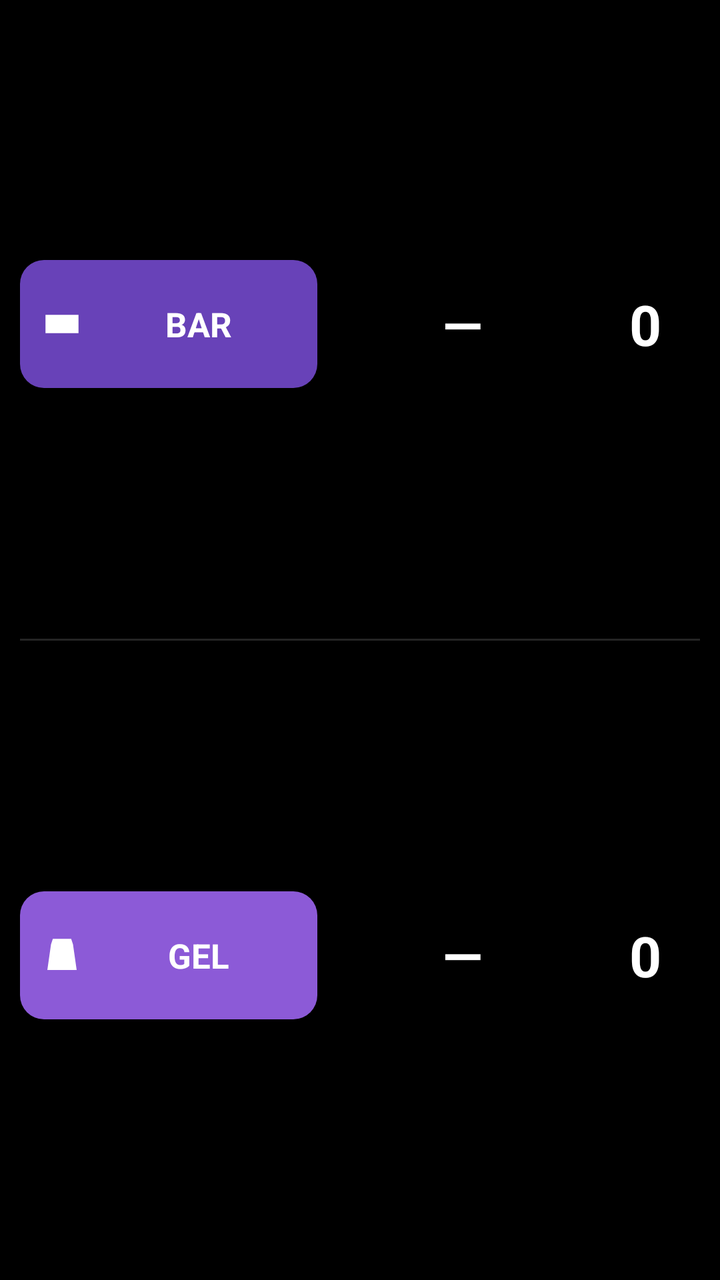
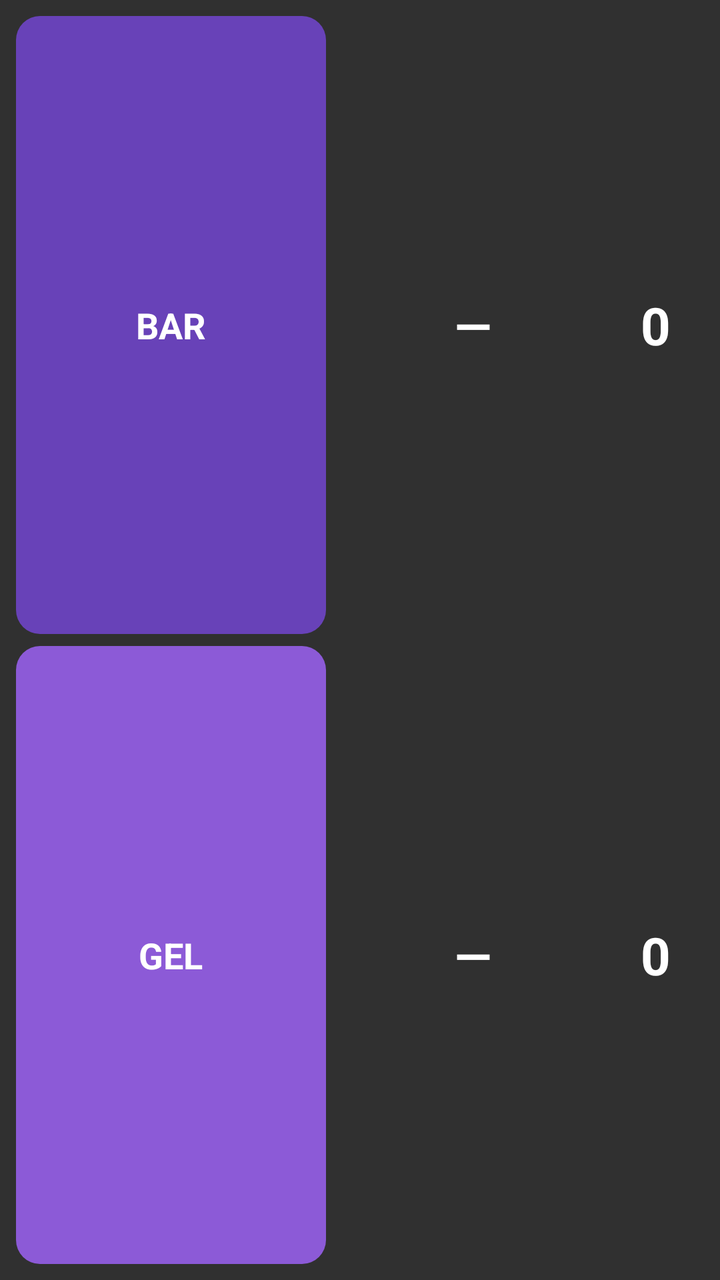

Two renders of the same Android screen: before a commit and after it. Below are the layout's source before the change and the commit's diff.
<!-- AndroidManifest.xml: application theme android:Theme.Material.NoActionBar -->
<!-- res/layout/fuel_timer_field.xml -->
<?xml version="1.0" encoding="utf-8"?>
<LinearLayout xmlns:android="http://schemas.android.com/apk/res/android"
    android:id="@+id/fuel_root"
    android:layout_width="match_parent"
    android:layout_height="match_parent"
    android:orientation="vertical"
    android:background="#FF000000"
    android:padding="10dp">

    <LinearLayout
        android:layout_width="match_parent"
        android:layout_height="0dp"
        android:layout_weight="1"
        android:orientation="horizontal"
        android:gravity="center_vertical">

        <TextView
            android:id="@+id/btn_bar"
            android:layout_width="0dp"
            android:layout_height="64dp"
            android:layout_weight="1.15"
            android:layout_marginEnd="8dp"
            android:background="@drawable/fuel_button_bar_bg"
            android:drawableStart="@drawable/ic_bar"
            android:drawablePadding="8dp"
            android:gravity="center"
            android:paddingStart="10dp"
            android:paddingEnd="10dp"
            android:text="BAR"
            android:textColor="#FFFFFFFF"
            android:textSize="17sp"
            android:textStyle="bold" />

        <TextView
            android:id="@+id/bar_time"
            android:layout_width="0dp"
            android:layout_height="match_parent"
            android:layout_weight="1"
            android:gravity="center"
            android:text="—"
            android:textColor="#FFFFFFFF"
            android:textSize="26sp"
            android:textStyle="bold" />

        <TextView
            android:id="@+id/bar_count"
            android:layout_width="54dp"
            android:layout_height="match_parent"
            android:gravity="center"
            android:text="0"
            android:textColor="#FFFFFFFF"
            android:textSize="28sp"
            android:textStyle="bold" />
    </LinearLayout>

    <View
        android:layout_width="match_parent"
        android:layout_height="1dp"
        android:layout_marginTop="5dp"
        android:layout_marginBottom="5dp"
        android:background="#FF242424" />

    <LinearLayout
        android:layout_width="match_parent"
        android:layout_height="0dp"
        android:layout_weight="1"
        android:orientation="horizontal"
        android:gravity="center_vertical">

        <TextView
            android:id="@+id/btn_gel"
            android:layout_width="0dp"
            android:layout_height="64dp"
            android:layout_weight="1.15"
            android:layout_marginEnd="8dp"
            android:background="@drawable/fuel_button_gel_bg"
            android:drawableStart="@drawable/ic_gel"
            android:drawablePadding="8dp"
            android:gravity="center"
            android:paddingStart="10dp"
            android:paddingEnd="10dp"
            android:text="GEL"
            android:textColor="#FFFFFFFF"
            android:textSize="17sp"
            android:textStyle="bold" />

        <TextView
            android:id="@+id/gel_time"
            android:layout_width="0dp"
            android:layout_height="match_parent"
            android:layout_weight="1"
            android:gravity="center"
            android:text="—"
            android:textColor="#FFFFFFFF"
            android:textSize="26sp"
            android:textStyle="bold" />

        <TextView
            android:id="@+id/gel_count"
            android:layout_width="54dp"
            android:layout_height="match_parent"
            android:gravity="center"
            android:text="0"
            android:textColor="#FFFFFFFF"
            android:textSize="28sp"
            android:textStyle="bold" />
    </LinearLayout>
</LinearLayout>
<!-- resources referenced by this layout -->
<resources>
  <!-- drawable fuel_button_bar_bg (drawable) -->
  <?xml version="1.0" encoding="utf-8"?>
  <shape xmlns:android="http://schemas.android.com/apk/res/android" android:shape="rectangle">
      <solid android:color="#FF6842B8" />
      <corners android:radius="12dp" />
  </shape>
  <!-- drawable fuel_button_gel_bg (drawable) -->
  <?xml version="1.0" encoding="utf-8"?>
  <shape xmlns:android="http://schemas.android.com/apk/res/android" android:shape="rectangle">
      <solid android:color="#FF8C5AD7" />
      <corners android:radius="12dp" />
  </shape>
  <!-- drawable ic_bar (drawable) -->
  <?xml version="1.0" encoding="utf-8"?>
  <vector xmlns:android="http://schemas.android.com/apk/res/android"
      android:width="22dp"
      android:height="22dp"
      android:viewportWidth="24"
      android:viewportHeight="24">
      <path
          android:fillColor="#FFFFFFFF"
          android:pathData="M3,7 L21,7 L21,17 L3,17 Z M6,9 L8,9 L8,15 L6,15 Z M16,9 L18,9 L18,15 L16,15 Z" />
  </vector>
  <!-- drawable ic_gel (drawable) -->
  <?xml version="1.0" encoding="utf-8"?>
  <vector xmlns:android="http://schemas.android.com/apk/res/android"
      android:width="22dp"
      android:height="22dp"
      android:viewportWidth="24"
      android:viewportHeight="24">
      <path
          android:fillColor="#FFFFFFFF"
          android:pathData="M7,3 L17,3 L18,6 L20,20 L4,20 L6,6 Z M8,5 L16,5 L15.5,7 L8.5,7 Z" />
  </vector>
</resources>

<!-- the commit's change to res/layout/fuel_timer_field.xml (unified diff, before → after) -->
@@ -1,11 +1,9 @@
 <?xml version="1.0" encoding="utf-8"?>
 <LinearLayout xmlns:android="http://schemas.android.com/apk/res/android"
-    android:id="@+id/fuel_root"
     android:layout_width="match_parent"
     android:layout_height="match_parent"
     android:orientation="vertical"
-    android:background="#FF000000"
-    android:padding="10dp">
+    android:padding="8dp">
 
     <LinearLayout
         android:layout_width="match_parent"
@@ -17,18 +15,14 @@
         <TextView
             android:id="@+id/btn_bar"
             android:layout_width="0dp"
-            android:layout_height="64dp"
+            android:layout_height="match_parent"
             android:layout_weight="1.15"
-            android:layout_marginEnd="8dp"
+            android:layout_marginEnd="6dp"
             android:background="@drawable/fuel_button_bar_bg"
-            android:drawableStart="@drawable/ic_bar"
-            android:drawablePadding="8dp"
             android:gravity="center"
-            android:paddingStart="10dp"
-            android:paddingEnd="10dp"
             android:text="BAR"
             android:textColor="#FFFFFFFF"
-            android:textSize="17sp"
+            android:textSize="18sp"
             android:textStyle="bold" />
 
         <TextView
@@ -39,49 +33,39 @@
             android:gravity="center"
             android:text="—"
             android:textColor="#FFFFFFFF"
-            android:textSize="26sp"
+            android:textSize="24sp"
             android:textStyle="bold" />
 
         <TextView
             android:id="@+id/bar_count"
-            android:layout_width="54dp"
+            android:layout_width="48dp"
             android:layout_height="match_parent"
             android:gravity="center"
             android:text="0"
             android:textColor="#FFFFFFFF"
-            android:textSize="28sp"
+            android:textSize="26sp"
             android:textStyle="bold" />
     </LinearLayout>
-
-    <View
-        android:layout_width="match_parent"
-        android:layout_height="1dp"
-        android:layout_marginTop="5dp"
-        android:layout_marginBottom="5dp"
-        android:background="#FF242424" />
 
     <LinearLayout
         android:layout_width="match_parent"
         android:layout_height="0dp"
         android:layout_weight="1"
+        android:layout_marginTop="6dp"
         android:orientation="horizontal"
         android:gravity="center_vertical">
 
         <TextView
             android:id="@+id/btn_gel"
             android:layout_width="0dp"
-            android:layout_height="64dp"
+            android:layout_height="match_parent"
             android:layout_weight="1.15"
-            android:layout_marginEnd="8dp"
+            android:layout_marginEnd="6dp"
             android:background="@drawable/fuel_button_gel_bg"
-            android:drawableStart="@drawable/ic_gel"
-            android:drawablePadding="8dp"
             android:gravity="center"
-            android:paddingStart="10dp"
-            android:paddingEnd="10dp"
             android:text="GEL"
             android:textColor="#FFFFFFFF"
-            android:textSize="17sp"
+            android:textSize="18sp"
             android:textStyle="bold" />
 
         <TextView
@@ -92,17 +76,17 @@
             android:gravity="center"
             android:text="—"
             android:textColor="#FFFFFFFF"
-            android:textSize="26sp"
+            android:textSize="24sp"
             android:textStyle="bold" />
 
         <TextView
             android:id="@+id/gel_count"
-            android:layout_width="54dp"
+            android:layout_width="48dp"
             android:layout_height="match_parent"
             android:gravity="center"
             android:text="0"
             android:textColor="#FFFFFFFF"
-            android:textSize="28sp"
+            android:textSize="26sp"
             android:textStyle="bold" />
     </LinearLayout>
 </LinearLayout>
<!-- resource entries referenced after the edit -->
@@ -12,27 +12,5 @@
       <solid android:color="#FF8C5AD7" />
       <corners android:radius="12dp" />
   </shape>
-  <!-- drawable ic_bar (drawable) -->
-  <?xml version="1.0" encoding="utf-8"?>
-  <vector xmlns:android="http://schemas.android.com/apk/res/android"
-      android:width="22dp"
-      android:height="22dp"
-      android:viewportWidth="24"
-      android:viewportHeight="24">
-      <path
-          android:fillColor="#FFFFFFFF"
-          android:pathData="M3,7 L21,7 L21,17 L3,17 Z M6,9 L8,9 L8,15 L6,15 Z M16,9 L18,9 L18,15 L16,15 Z" />
-  </vector>
-  <!-- drawable ic_gel (drawable) -->
-  <?xml version="1.0" encoding="utf-8"?>
-  <vector xmlns:android="http://schemas.android.com/apk/res/android"
-      android:width="22dp"
-      android:height="22dp"
-      android:viewportWidth="24"
-      android:viewportHeight="24">
-      <path
-          android:fillColor="#FFFFFFFF"
-          android:pathData="M7,3 L17,3 L18,6 L20,20 L4,20 L6,6 Z M8,5 L16,5 L15.5,7 L8.5,7 Z" />
-  </vector>
 </resources>
 
